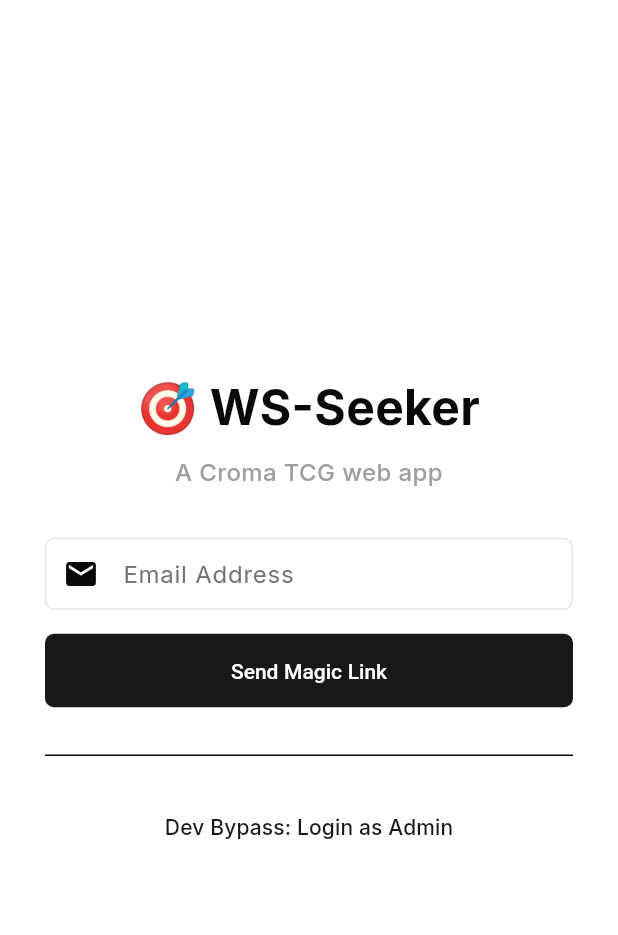
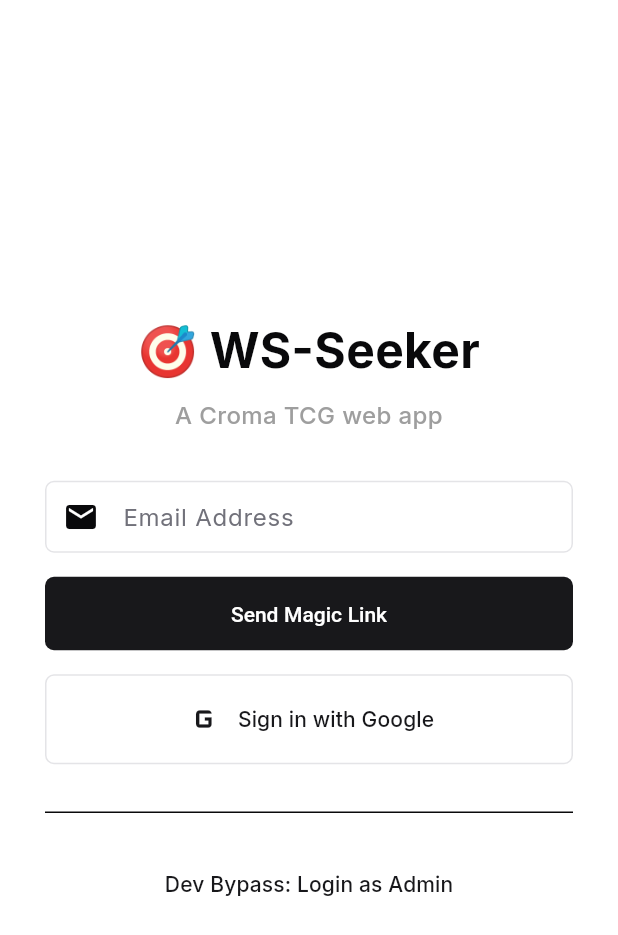
Before and after one commit to JaredEzz/ws-seeker, a Flutter app: the screen it shows after launch, on a phone screen of 412 x 824 dp. Shown: the top 935 px of the screen. Run offline on Flutter 3.47's test engine with Material 3 defaults, Android fonts, the light colour scheme and no system bars; our stand-ins replace firebase_auth, firebase_core, flutter_bloc, freezed_annotation, go_router, google_fonts and 1 more; accounts and stored records are empty; generated files the repository leaves out were written again.

Commit message:
Add Google Sign-In Support 🔐
- Added AuthGoogleLoginRequested event
- Implemented loginWithGoogle in FirebaseAuthRepository using signInWithPopup
- Added 'Sign in with Google' button to LoginScreen

```diff
--- a/frontend/lib/blocs/auth/auth_bloc.dart
+++ b/frontend/lib/blocs/auth/auth_bloc.dart
@@ -14,6 +14,7 @@ class AuthBloc extends Bloc<AuthEvent, AuthState> {
     on<AuthDeepLinkChecked>(_onDeepLinkChecked);
     on<AuthMagicLinkRequested>(_onMagicLinkRequested);
     on<AuthMagicLinkVerified>(_onMagicLinkVerified);
+    on<AuthGoogleLoginRequested>(_onGoogleLoginRequested);
     on<AuthLogoutRequested>(_onLogoutRequested);
   }
 
@@ -79,6 +80,19 @@ class AuthBloc extends Bloc<AuthEvent, AuthState> {
     }
   }
 
+  Future<void> _onGoogleLoginRequested(
+    AuthGoogleLoginRequested event,
+    Emitter<AuthState> emit,
+  ) async {
+    emit(const AuthLoading());
+    try {
+      await _authRepository.loginWithGoogle();
+      // AuthStateChanges listener will handle the success state
+    } catch (e) {
+      emit(AuthFailure(message: e.toString()));
+    }
+  }
+
   Future<void> _onLogoutRequested(
     AuthLogoutRequested event,
     Emitter<AuthState> emit,
--- a/frontend/lib/blocs/auth/auth_event.dart
+++ b/frontend/lib/blocs/auth/auth_event.dart
@@ -24,6 +24,10 @@ final class AuthMagicLinkVerified extends AuthEvent {
   const AuthMagicLinkVerified({required this.email, required this.link});
 }
 
+final class AuthGoogleLoginRequested extends AuthEvent {
+  const AuthGoogleLoginRequested();
+}
+
 final class AuthLogoutRequested extends AuthEvent {
   const AuthLogoutRequested();
 }
--- a/frontend/lib/screens/auth/login_screen.dart
+++ b/frontend/lib/screens/auth/login_screen.dart
@@ -91,6 +91,21 @@ class _LoginScreenState extends State<LoginScreen> {
                           )
                         : const Text('Send Magic Link'),
                   ),
+                  const SizedBox(height: 16),
+                  OutlinedButton.icon(
+                    onPressed: state is AuthLoading
+                        ? null
+                        : () {
+                            context.read<AuthBloc>().add(
+                                  const AuthGoogleLoginRequested(),
+                                );
+                          },
+                    icon: const Icon(Icons.g_mobiledata, size: 28), // Or a better Google icon asset if available
+                    label: const Text('Sign in with Google'),
+                    style: OutlinedButton.styleFrom(
+                      padding: const EdgeInsets.all(16),
+                    ),
+                  ),
                   const SizedBox(height: 24),
                   const Divider(),
                   const SizedBox(height: 16),
```
Also changed, not shown: frontend/lib/repositories/auth_repository.dart (+17 -56 lines).
